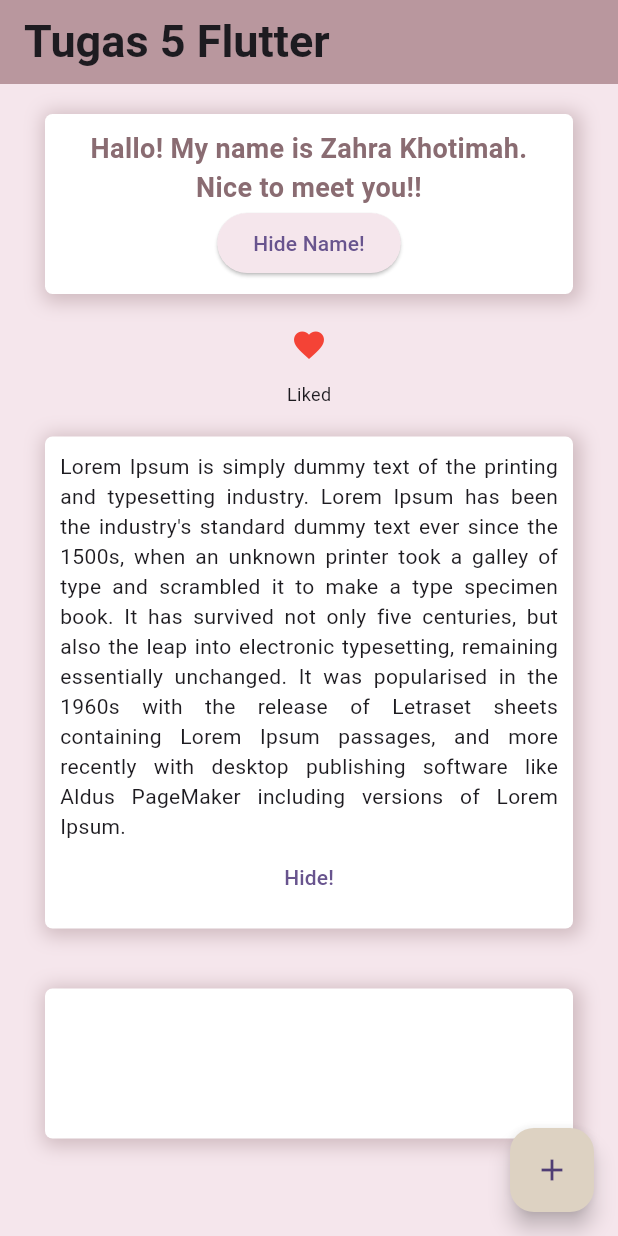
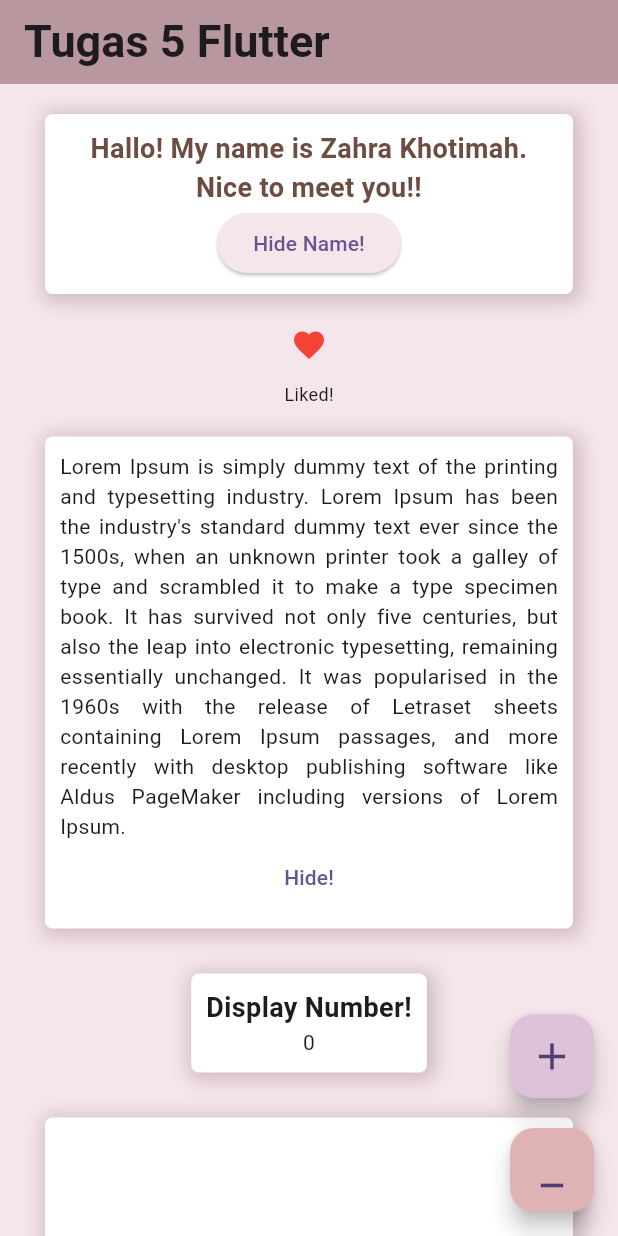
Before and after one commit to zahraakthh12/ppkd_zahra, a Flutter app: the screen it shows after launch, on a phone screen of 412 x 824 dp. Run offline on Flutter 3.47's test engine with Material 3 defaults, Android fonts, the phone set to English and light mode, and no system bars.

Commit message:
Tugas 5 Flutter

```diff
--- a/lib/tugas5.dart
+++ b/lib/tugas5.dart
@@ -13,13 +13,17 @@ class _Tugas5State extends State<Tugas5> {
   bool showText2 = true;
   bool showBox = true;
   int counter = 0;
+  int counter1 = 0;
   @override
   Widget build(BuildContext context) {
     return Scaffold(
       appBar: AppBar(title: Text("Tugas 5 Flutter", style: TextStyle(fontSize: 30, fontWeight: FontWeight.bold)),
       backgroundColor: Color.fromARGB(255, 185, 151, 158)),
       backgroundColor: Color.fromARGB(255, 245, 230, 236),
-      body: Column(
+      body: SingleChildScrollView(
+        child: Padding(
+          padding: const EdgeInsets.only(bottom: 50),
+          child: Column(
             children: [
               Padding(padding: const EdgeInsets.only(top: 20, bottom: 10, right: 30, left: 30),
               child:
@@ -38,14 +42,14 @@ class _Tugas5State extends State<Tugas5> {
                   children: [
                     if(showText)
                     Text("Hallo! My name is Zahra Khotimah. Nice to meet you!!", style: TextStyle(fontSize: 18, fontWeight: FontWeight.bold,
-                color: Color.fromARGB(255, 138, 108, 114)), textAlign: TextAlign.center,),
+                    color: Colors.brown[600]), textAlign: TextAlign.center,),
                     ElevatedButton(
                       style: ElevatedButton.styleFrom(backgroundColor: Color.fromARGB(255, 245, 230, 236)),
                       onPressed: (){
                         print("Show Text: $showText");
                         showText = !showText;
                         setState((){});
-                  }, child: Text(showText? "Hide Name!" : "Show Name"),),
+                      }, child: Text(showText? "Hide Name!" : "Show Name!"),),
                   ],
                 ),),
               ),
@@ -62,7 +66,7 @@ class _Tugas5State extends State<Tugas5> {
                   color: showIcon ? Colors.red : Colors.grey)),
 
                   if(showIcon)
-              Text("Liked", style: TextStyle(fontSize: 12)),
+                  Text("Liked!", style: TextStyle(fontSize: 12)),
                 ],
               ),
 
@@ -93,8 +97,22 @@ class _Tugas5State extends State<Tugas5> {
                 ),
               ),
 
+              // Soal 4
+              SizedBox(height: 20,),
+              Container(padding: EdgeInsets.only(left: 10.0, right: 10.0, top: 10.0, bottom: 10.0),
+                  decoration: BoxDecoration(color: Color.fromARGB(255, 255, 255, 255), borderRadius: BorderRadius.circular(5),
+                  boxShadow: [BoxShadow(color: Color.fromARGB(255, 207, 186, 191),
+                                        offset: Offset(2, 2),
+                                        spreadRadius: 3,
+                                        blurRadius: 10)]),
+                  child: Column(
+                    children: [
+                      Text("Display Number!", style: TextStyle(fontWeight: FontWeight.bold, fontSize: 18)),
+                      Text(counter.toString())
+                    ])),
+
               // Soal 5: InkWell
-          InkWell(splashColor: const Color.fromARGB(255, 229, 183, 199),
+              InkWell(splashColor: const Color.fromARGB(255, 211, 178, 191),
               onTap: (){
                         print("Touched Box");
                         setState(() {
@@ -111,42 +129,75 @@ class _Tugas5State extends State<Tugas5> {
                                         spreadRadius: 3,
                                         blurRadius: 10)]),
                   child: Center(
-              child: Text(showBox? "  " : "Aloha!", style: TextStyle(fontWeight: FontWeight.bold),)),),
+                  child: Text(showBox? "  " : "Aloha!", style: TextStyle(fontSize: 20, fontWeight: FontWeight.bold, color: Colors.brown[600]),)),),
               ),),
 
               // Soal 6: GestureDetector
-          // GestureDetector(
-          //   onTap: (){
-          //     print("Ditekan sekali");
-          //     setState(() {
-          //       counter+=1;
-          //     });
-          //   },
+              Container(padding: EdgeInsets.only(left: 10.0, right: 10.0, top: 10.0, bottom: 10.0),
+                  decoration: BoxDecoration(color: Color.fromARGB(255, 255, 255, 255), borderRadius: BorderRadius.circular(5),
+                  boxShadow: [BoxShadow(color: Color.fromARGB(255, 207, 186, 191),
+                                        offset: Offset(2, 2),
+                                        spreadRadius: 3,
+                                        blurRadius: 10)]),
+                child: GestureDetector(
+                  onTap: (){
+                    print("Ditekan sekali: Menambahkan $counter1");
+                    setState(() {
+                      counter1 ++;
+                    });
+                  },
 
-          //   onDoubleTap: (){
-          //     print("Ditekan dua kali");
-          //     setState(() {
-          //       counter +=2;
-          //     });
-          //   },
+                  onDoubleTap: (){
+                    print("Ditekan dua kali: Menambahkan $counter1");
+                    setState(() {
+                      counter1 += 2;
+                    });
+                  },
 
-          //   onLongPress: (){
-          //     print("Tahan lama");
-          //     setState(() {
-          //       counter += 3;
-          //     });
-          //   },
-          // )
+                  onLongPress: (){
+                    print("Tahan lama: Menambahkan $counter1");
+                    setState(() {
+                      counter1 += 3;
+                    });
+                  },
+                  child:
+                  Column(
+                    children: [
+                      Text("Press Me!", style: TextStyle(fontSize: 18, fontWeight: FontWeight.bold, color: Colors.brown[600])),
+                      Text(counter1.toString(), style: TextStyle(fontWeight: FontWeight.bold)),
+                    ],
+                  )
+                ),
+              )
 
             ],),
+        ),
+      ),
 
         // Soal 4: FloatingActionButton
-        floatingActionButton: FloatingActionButton(onPressed: (){
-          print("Kurang $counter");
+        floatingActionButtonLocation: FloatingActionButtonLocation.endFloat,
+        floatingActionButton: Column(
+          mainAxisSize: MainAxisSize.min,
+          children: [
+            FloatingActionButton(
+              onPressed: (){
+              print("Plus $counter");
+              counter++;
+              setState(() {});
+            },backgroundColor: const Color.fromARGB(255, 221, 194, 217),
+            child: Icon(Icons.add, size: 30),),
+
+        SizedBox(height: 20),
+        FloatingActionButton(
+          onPressed: (){
+          print("Minus $counter");
           counter--;
           setState(() {});
-        },backgroundColor: const Color.fromARGB(255, 221, 210, 194),
-        child: Icon(Icons.add)),
+        },backgroundColor: const Color.fromARGB(255, 223, 179, 179),
+        child:
+        Icon(Icons.minimize, size: 30,),),
+        ],
+        ),
     );
   }
 }
```
Lines whose indentation alone changed are shown as unchanged.
